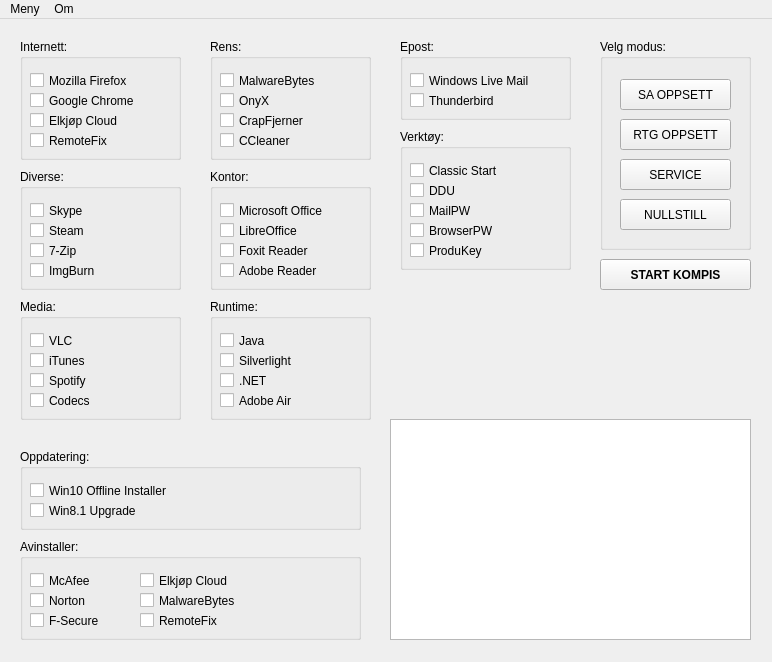
First picture: the form in kompis.ui, repository sirasjad/KompisUSB, before the edit.
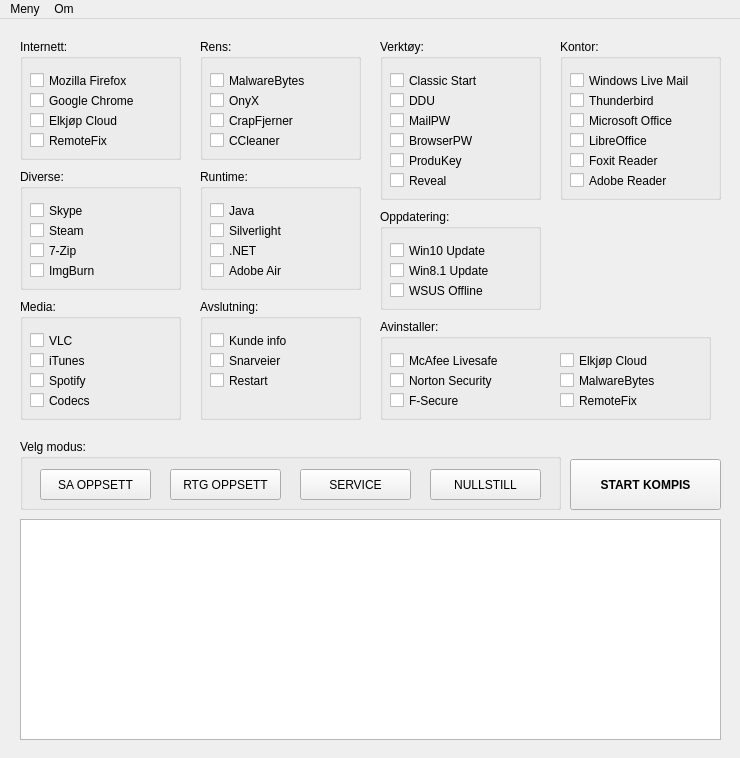
Second picture: the form after the edit. Icons and pictures are not drawn.

What changed in the file:
```diff
--- a/kompis.ui
+++ b/kompis.ui
@@ -6,8 +6,8 @@
    <rect>
     <x>0</x>
     <y>0</y>
-    <width>772</width>
-    <height>662</height>
+    <width>740</width>
+    <height>758</height>
    </rect>
   </property>
   <property name="windowTitle">
@@ -17,10 +17,10 @@
    <widget class="QGroupBox" name="groupBox">
     <property name="geometry">
      <rect>
-      <x>600</x>
-      <y>20</y>
-      <width>151</width>
-      <height>211</height>
+      <x>20</x>
+      <y>420</y>
+      <width>541</width>
+      <height>71</height>
      </rect>
     </property>
     <property name="title">
@@ -30,7 +30,7 @@
      <property name="geometry">
       <rect>
        <x>20</x>
-       <y>40</y>
+       <y>30</y>
        <width>111</width>
        <height>31</height>
       </rect>
@@ -42,8 +42,8 @@
     <widget class="QPushButton" name="pushButton_2">
      <property name="geometry">
       <rect>
-       <x>20</x>
-       <y>80</y>
+       <x>150</x>
+       <y>30</y>
        <width>111</width>
        <height>31</height>
       </rect>
@@ -55,8 +55,8 @@
     <widget class="QPushButton" name="pushButton_3">
      <property name="geometry">
       <rect>
-       <x>20</x>
-       <y>120</y>
+       <x>280</x>
+       <y>30</y>
        <width>111</width>
        <height>31</height>
       </rect>
@@ -68,8 +68,8 @@
     <widget class="QPushButton" name="pushButton_4">
      <property name="geometry">
       <rect>
-       <x>20</x>
-       <y>160</y>
+       <x>410</x>
+       <y>30</y>
        <width>111</width>
        <height>31</height>
       </rect>
@@ -79,25 +79,6 @@
      </property>
     </widget>
    </widget>
-   <widget class="QPushButton" name="startKompis">
-    <property name="geometry">
-     <rect>
-      <x>600</x>
-      <y>240</y>
-      <width>151</width>
-      <height>31</height>
-     </rect>
-    </property>
-    <property name="font">
-     <font>
-      <weight>75</weight>
-      <bold>true</bold>
-     </font>
-    </property>
-    <property name="text">
-     <string>START KOMPIS</string>
-    </property>
-   </widget>
    <widget class="QGroupBox" name="groupBox_2">
     <property name="geometry">
      <rect>
@@ -166,7 +147,7 @@
    <widget class="QGroupBox" name="groupBox_3">
     <property name="geometry">
      <rect>
-      <x>210</x>
+      <x>200</x>
       <y>20</y>
       <width>161</width>
       <height>121</height>
@@ -231,10 +212,10 @@
    <widget class="QLabel" name="label_logo">
     <property name="geometry">
      <rect>
-      <x>420</x>
-      <y>250</y>
-      <width>141</width>
-      <height>141</height>
+      <x>590</x>
+      <y>180</y>
+      <width>111</width>
+      <height>111</height>
      </rect>
     </property>
     <property name="text">
@@ -250,10 +231,10 @@
    <widget class="QGroupBox" name="groupBox_4">
     <property name="geometry">
      <rect>
-      <x>20</x>
-      <y>430</y>
-      <width>341</width>
-      <height>81</height>
+      <x>380</x>
+      <y>190</y>
+      <width>161</width>
+      <height>101</height>
      </rect>
     </property>
     <property name="title">
@@ -264,12 +245,12 @@
       <rect>
        <x>10</x>
        <y>30</y>
-       <width>181</width>
+       <width>121</width>
        <height>23</height>
       </rect>
      </property>
      <property name="text">
-      <string>Win10 Offline Installer</string>
+      <string>Win10 Update</string>
      </property>
     </widget>
     <widget class="QCheckBox" name="box_win8update">
@@ -277,22 +258,35 @@
       <rect>
        <x>10</x>
        <y>50</y>
-       <width>131</width>
+       <width>151</width>
        <height>23</height>
       </rect>
      </property>
      <property name="text">
-      <string>Win8.1 Upgrade</string>
+      <string>Win8.1 Update</string>
+     </property>
+    </widget>
+    <widget class="QCheckBox" name="box_win8update_2">
+     <property name="geometry">
+      <rect>
+       <x>10</x>
+       <y>70</y>
+       <width>121</width>
+       <height>23</height>
+      </rect>
+     </property>
+     <property name="text">
+      <string>WSUS Offline</string>
      </property>
     </widget>
    </widget>
    <widget class="QGroupBox" name="groupBox_5">
     <property name="geometry">
      <rect>
-      <x>400</x>
-      <y>110</y>
-      <width>171</width>
-      <height>141</height>
+      <x>380</x>
+      <y>20</y>
+      <width>161</width>
+      <height>161</height>
      </rect>
     </property>
     <property name="title">
@@ -363,13 +357,26 @@
       <string>DDU</string>
      </property>
     </widget>
+    <widget class="QCheckBox" name="box_produkey_2">
+     <property name="geometry">
+      <rect>
+       <x>10</x>
+       <y>130</y>
+       <width>121</width>
+       <height>23</height>
+      </rect>
+     </property>
+     <property name="text">
+      <string>Reveal</string>
+     </property>
+    </widget>
    </widget>
    <widget class="QGroupBox" name="groupBox_6">
     <property name="geometry">
      <rect>
-      <x>20</x>
-      <y>520</y>
-      <width>341</width>
+      <x>380</x>
+      <y>300</y>
+      <width>331</width>
       <height>101</height>
      </rect>
     </property>
@@ -381,12 +388,12 @@
       <rect>
        <x>10</x>
        <y>30</y>
-       <width>81</width>
+       <width>141</width>
        <height>23</height>
       </rect>
      </property>
      <property name="text">
-      <string>McAfee</string>
+      <string>McAfee Livesafe</string>
      </property>
     </widget>
     <widget class="QCheckBox" name="box_norton">
@@ -394,12 +401,12 @@
       <rect>
        <x>10</x>
        <y>50</y>
-       <width>81</width>
+       <width>131</width>
        <height>23</height>
       </rect>
      </property>
      <property name="text">
-      <string>Norton</string>
+      <string>Norton Security</string>
      </property>
     </widget>
     <widget class="QCheckBox" name="box_fsecure">
@@ -418,7 +425,7 @@
     <widget class="QCheckBox" name="box_fjerncloud">
      <property name="geometry">
       <rect>
-       <x>120</x>
+       <x>180</x>
        <y>30</y>
        <width>111</width>
        <height>23</height>
@@ -431,7 +438,7 @@
     <widget class="QCheckBox" name="box_fjernmalw">
      <property name="geometry">
       <rect>
-       <x>120</x>
+       <x>180</x>
        <y>50</y>
        <width>131</width>
        <height>23</height>
@@ -444,7 +451,7 @@
     <widget class="QCheckBox" name="box_fjernremote">
      <property name="geometry">
       <rect>
-       <x>120</x>
+       <x>180</x>
        <y>70</y>
        <width>101</width>
        <height>23</height>
@@ -588,10 +595,10 @@
    <widget class="QGroupBox" name="groupBox_10">
     <property name="geometry">
      <rect>
-      <x>210</x>
-      <y>150</y>
+      <x>560</x>
+      <y>20</y>
       <width>161</width>
-      <height>121</height>
+      <height>161</height>
      </rect>
     </property>
     <property name="title">
@@ -601,7 +608,7 @@
      <property name="geometry">
       <rect>
        <x>10</x>
-       <y>50</y>
+       <y>90</y>
        <width>121</width>
        <height>23</height>
       </rect>
@@ -614,7 +621,7 @@
      <property name="geometry">
       <rect>
        <x>10</x>
-       <y>30</y>
+       <y>70</y>
        <width>131</width>
        <height>23</height>
       </rect>
@@ -623,24 +630,37 @@
       <string>Microsoft Office</string>
      </property>
     </widget>
-    <widget class="QCheckBox" name="box_foxit">
+    <widget class="QCheckBox" name="box_winlive">
      <property name="geometry">
       <rect>
        <x>10</x>
-       <y>70</y>
+       <y>30</y>
+       <width>151</width>
+       <height>23</height>
+      </rect>
+     </property>
+     <property name="text">
+      <string>Windows Live Mail</string>
+     </property>
+    </widget>
+    <widget class="QCheckBox" name="box_thunderbird">
+     <property name="geometry">
+      <rect>
+       <x>10</x>
+       <y>50</y>
        <width>121</width>
        <height>23</height>
       </rect>
      </property>
      <property name="text">
-      <string>Foxit Reader</string>
+      <string>Thunderbird</string>
      </property>
     </widget>
     <widget class="QCheckBox" name="box_adobereader">
      <property name="geometry">
       <rect>
        <x>10</x>
-       <y>90</y>
+       <y>130</y>
        <width>121</width>
        <height>23</height>
       </rect>
@@ -649,12 +669,25 @@
       <string>Adobe Reader</string>
      </property>
     </widget>
+    <widget class="QCheckBox" name="box_foxit">
+     <property name="geometry">
+      <rect>
+       <x>10</x>
+       <y>110</y>
+       <width>121</width>
+       <height>23</height>
+      </rect>
+     </property>
+     <property name="text">
+      <string>Foxit Reader</string>
+     </property>
+    </widget>
    </widget>
    <widget class="QGroupBox" name="groupBox_8">
     <property name="geometry">
      <rect>
-      <x>210</x>
-      <y>280</y>
+      <x>200</x>
+      <y>150</y>
       <width>161</width>
       <height>121</height>
      </rect>
@@ -715,51 +748,12 @@
      </property>
     </widget>
    </widget>
-   <widget class="QGroupBox" name="groupBox_11">
-    <property name="geometry">
-     <rect>
-      <x>400</x>
-      <y>20</y>
-      <width>171</width>
-      <height>81</height>
-     </rect>
-    </property>
-    <property name="title">
-     <string>Epost:</string>
-    </property>
-    <widget class="QCheckBox" name="box_thunderbird">
-     <property name="geometry">
-      <rect>
-       <x>10</x>
-       <y>50</y>
-       <width>121</width>
-       <height>23</height>
-      </rect>
-     </property>
-     <property name="text">
-      <string>Thunderbird</string>
-     </property>
-    </widget>
-    <widget class="QCheckBox" name="box_winlive">
-     <property name="geometry">
-      <rect>
-       <x>10</x>
-       <y>30</y>
-       <width>151</width>
-       <height>23</height>
-      </rect>
-     </property>
-     <property name="text">
-      <string>Windows Live Mail</string>
-     </property>
-    </widget>
-   </widget>
    <widget class="QPlainTextEdit" name="logBox">
     <property name="geometry">
      <rect>
-      <x>390</x>
-      <y>400</y>
-      <width>361</width>
+      <x>20</x>
+      <y>500</y>
+      <width>701</width>
       <height>221</height>
      </rect>
     </property>
@@ -767,13 +761,106 @@
      <bool>true</bool>
     </property>
    </widget>
+   <widget class="QLabel" name="label_2">
+    <property name="geometry">
+     <rect>
+      <x>570</x>
+      <y>280</y>
+      <width>131</width>
+      <height>31</height>
+     </rect>
+    </property>
+    <property name="text">
+     <string/>
+    </property>
+    <property name="pixmap">
+     <pixmap resource="resources.qrc">:/files/img/kh.png</pixmap>
+    </property>
+    <property name="scaledContents">
+     <bool>true</bool>
+    </property>
+    <property name="alignment">
+     <set>Qt::AlignCenter</set>
+    </property>
+   </widget>
+   <widget class="QGroupBox" name="groupBox_11">
+    <property name="geometry">
+     <rect>
+      <x>200</x>
+      <y>280</y>
+      <width>161</width>
+      <height>121</height>
+     </rect>
+    </property>
+    <property name="title">
+     <string>Avslutning:</string>
+    </property>
+    <widget class="QCheckBox" name="box_skype_2">
+     <property name="geometry">
+      <rect>
+       <x>10</x>
+       <y>50</y>
+       <width>121</width>
+       <height>23</height>
+      </rect>
+     </property>
+     <property name="text">
+      <string>Snarveier</string>
+     </property>
+    </widget>
+    <widget class="QCheckBox" name="box_steam_2">
+     <property name="geometry">
+      <rect>
+       <x>10</x>
+       <y>30</y>
+       <width>121</width>
+       <height>23</height>
+      </rect>
+     </property>
+     <property name="text">
+      <string>Kunde info</string>
+     </property>
+    </widget>
+    <widget class="QCheckBox" name="box_skype_3">
+     <property name="geometry">
+      <rect>
+       <x>10</x>
+       <y>70</y>
+       <width>121</width>
+       <height>23</height>
+      </rect>
+     </property>
+     <property name="text">
+      <string>Restart</string>
+     </property>
+    </widget>
+   </widget>
+   <widget class="QPushButton" name="startKompis">
+    <property name="geometry">
+     <rect>
+      <x>570</x>
+      <y>440</y>
+      <width>151</width>
+      <height>51</height>
+     </rect>
+    </property>
+    <property name="font">
+     <font>
+      <weight>75</weight>
+      <bold>true</bold>
+     </font>
+    </property>
+    <property name="text">
+     <string>START KOMPIS</string>
+    </property>
+   </widget>
   </widget>
   <widget class="QMenuBar" name="menuBar">
    <property name="geometry">
     <rect>
      <x>0</x>
      <y>0</y>
-     <width>772</width>
+     <width>740</width>
      <height>22</height>
     </rect>
    </property>
```
Left out of the diff: 6 changed lines with no effect on the pictures.
